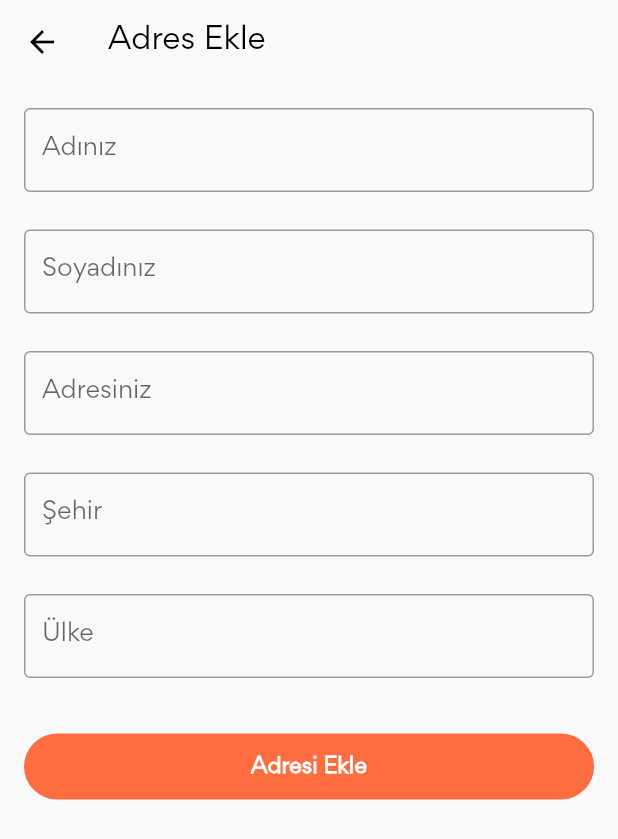
After one commit to Melike-ISIK/shop-app, a Flutter app: the UserAddressScreen screen opened by its route, after a tap on "Ekle", on a phone screen of 412 x 824 dp. The commit adds this screen. Shown: the top 839 px of the screen. Run offline on Flutter 3.47's test engine with Material 2 defaults, Android fonts, the phone set to English and light mode, and no system bars; our stand-ins replace cloud_firestore, firebase_auth, firebase_core, fluttertoast, shared_preferences, sqflite; accounts and stored records are empty; network calls fail.

Commit message:
Profil, Adres ve Adres oluşturma ekranları eklendi

```diff
--- a/lib/Constants/RouteNames.dart
+++ b/lib/Constants/RouteNames.dart
@@ -9,3 +9,6 @@ const productsByCategoryRoute = "/productsByCategory";
 const searchRoute = "/searchScreen";
 const productsByGenderRoute = "/productsByGender";
 const registerRoute = "/register";
+const userProfileRoute = "/userProfile";
+const userAddressRoute = "/userAdress";
+const addAddressRoute = "/addAddress";
--- a/lib/Helpers/FirebaseHelper.dart
+++ b/lib/Helpers/FirebaseHelper.dart
@@ -1,5 +1,6 @@
 import 'dart:async';
 
+import 'package:alisveris/Models/Address.dart';
 import 'package:alisveris/Models/Comment.dart';
 import 'package:alisveris/Models/ShoppingItem.dart';
 import 'package:cloud_firestore/cloud_firestore.dart';
@@ -85,4 +86,57 @@ class FirebaseHelper {
       rethrow;
     }
   }
+
+  Future<void> AddAddress(Address model) async {
+    CollectionReference ref =
+    await FirebaseFirestore.instance.collection('User').doc(_auth.currentUser?.uid).collection("Address");
+
+    String docId=ref.doc().id;
+
+    try {
+      ref.doc(docId).set({
+        'docId': docId,
+        'name': model.name,
+        'surname': model.surname,
+        'address': model.address,
+        'city': model.city,
+        'country': model.country,
+      });
+    } catch (e) {
+      rethrow;
+    }
+  }
+
+  Future<void> DeleteAddress(Address model) async {
+    try {
+      _firestore.collection("User")
+          .doc(_auth.currentUser?.uid)
+          .collection("Address")
+          .doc(model.docId)
+          .delete();
+    } catch (e) {
+      rethrow;
+    }
+  }
+
+  Stream<List<Address>> StreamAddress() {
+    try {
+      return _firestore
+          .collection("User")
+          .doc(_auth.currentUser?.uid)
+          .collection("Address")
+          .snapshots()
+          .map((query) {
+        final List<Address> retVal = <Address>[];
+
+        for (final DocumentSnapshot doc in query.docs) {
+          retVal.add(Address.fromDocumentSnapshot(doc));
+        }
+
+        return retVal;
+      });
+    } catch (e) {
+      rethrow;
+    }
+  }
 }
--- /dev/null
+++ b/lib/Models/Address.dart
@@ -0,0 +1,41 @@
+import 'package:cloud_firestore/cloud_firestore.dart';
+
+class Address {
+  late String docId;
+  late String name;
+  late String surname;
+  late String address;
+  late String city;
+  late String country;
+
+  Address(
+      {
+        required this.docId,
+        required this.name,
+        required this.surname,
+        required this.address,
+        required this.city,
+        required this.country,
+      });
+
+  Address.fromDocumentSnapshot(DocumentSnapshot documentSnapshot,) {
+    Map<String, dynamic> data = (documentSnapshot.data() as Map<String, dynamic>);
+    docId = documentSnapshot.id;
+    name = data["name"];
+    surname = data["surname"];
+    address = data["address"];
+    city = data["city"];
+    country = data["country"];
+  }
+
+  Map<String, dynamic> toMap() {
+    return {
+      'docId': docId,
+      'name': name,
+      'surname': surname,
+      'address': address,
+      'city': city,
+      'country': country,
+    };
+  }
+}
--- a/lib/Route/Router.dart
+++ b/lib/Route/Router.dart
@@ -3,6 +3,7 @@ import 'package:alisveris/Constants/RouteNames.dart';
 import 'package:alisveris/Models/Gender.dart';
 import 'package:alisveris/Models/Product.dart';
 import 'package:alisveris/Models/Category.dart';
+import 'package:alisveris/Screens/AddAddressScreen.dart';
 import 'package:alisveris/Screens/AllProductsScreen.dart';
 import 'package:alisveris/Screens/CategoriesScreen.dart';
 import 'package:alisveris/Screens/FavoritesScreen.dart';
@@ -14,6 +15,8 @@ import 'package:alisveris/Screens/ProductsByCategoryScreen.dart';
 import 'package:alisveris/Screens/ProductsByGender.dart';
 import 'package:alisveris/Screens/RegisterScreen.dart';
 import 'package:alisveris/Screens/SearchScreen.dart';
+import 'package:alisveris/Screens/UserAddressScreen.dart';
+import 'package:alisveris/Screens/UserProfileScreen.dart';
 import 'package:flutter/material.dart';
 
 class Router{
@@ -30,6 +33,9 @@ class Router{
       case productsByCategoryRoute: return MaterialPageRoute(builder: (context) => ProductsByCategoryScreen(category: settings.arguments as Category,));
       case productDetailRoute: return MaterialPageRoute(builder: (context) => ProductDetailScreen(product: settings.arguments as Product,));
       case registerRoute: return MaterialPageRoute(builder: (context) => RegisterScreen());
+      case userProfileRoute: return MaterialPageRoute(builder: (context) => UserProfileScreen());
+      case userAddressRoute: return MaterialPageRoute(builder: (context) => UserAddressScreen());
+      case addAddressRoute: return MaterialPageRoute(builder: (context) => AddAddressScreen());
       default:
         return MaterialPageRoute(builder: (context) => NotFoundScreen());
     }
--- /dev/null
+++ b/lib/Screens/AddAddressScreen.dart
@@ -0,0 +1,143 @@
+import 'package:alisveris/Helpers/FirebaseHelper.dart';
+import 'package:alisveris/Helpers/ToastHelper.dart';
+import 'package:alisveris/Models/Address.dart';
+import 'package:flutter/material.dart';
+
+class AddAddressScreen extends StatefulWidget {
+  const AddAddressScreen({Key? key}) : super(key: key);
+
+  @override
+  State<AddAddressScreen> createState() => _AddAddressScreenState();
+}
+
+class _AddAddressScreenState extends State<AddAddressScreen> {
+  TextEditingController cont_name = TextEditingController();
+  TextEditingController cont_surname = TextEditingController();
+  TextEditingController cont_address = TextEditingController();
+  TextEditingController cont_city = TextEditingController();
+  TextEditingController cont_country = TextEditingController();
+
+  FirebaseHelper _firebaseHelper = FirebaseHelper();
+
+  @override
+  Widget build(BuildContext context) {
+    return Scaffold(
+        appBar: CreateAppBar(),
+        body: Padding(
+            padding: const EdgeInsets.symmetric(horizontal: 16, vertical: 16),
+            child: ListView(
+              children: [
+                TextField(
+                  controller: cont_name,
+                  decoration: InputDecoration(
+                      border: OutlineInputBorder(),
+                      labelText: 'Adınız'
+                  ),
+                ),
+                SizedBox(height: 25,),
+                TextField(
+                  controller: cont_surname,
+                  decoration: InputDecoration(
+                    border: OutlineInputBorder(),
+                    labelText: 'Soyadınız',
+                  ),
+                ),
+                SizedBox(height: 25,),
+                TextField(
+                  controller: cont_address,
+                  keyboardType: TextInputType.multiline,
+                  maxLines: null,
+                  decoration: InputDecoration(
+                    border: OutlineInputBorder(),
+                    labelText: 'Adresiniz',
+                  ),
+                ),
+                SizedBox(height:25,),
+                TextField(
+                  controller: cont_city,
+                  decoration: InputDecoration(
+                    border: OutlineInputBorder(),
+                    labelText: 'Şehir',
+                  ),
+                ),
+                SizedBox(height : 25,),
+                TextField(
+                  controller: cont_country,
+                  decoration: InputDecoration(
+                    border: OutlineInputBorder(),
+                    labelText: 'Ülke',
+                  ),
+                ),
+                SizedBox(height: 35,),
+                Container(
+                  child :ElevatedButton(
+                    style: ElevatedButton.styleFrom(
+                        backgroundColor: Colors.deepOrangeAccent,
+                        elevation: 0,
+                        shape: RoundedRectangleBorder(
+                          borderRadius: BorderRadius.circular(25),
+                        )
+                    ),
+                    child: Padding(
+                      padding: const EdgeInsets.all(12.0),
+                      child: Text(
+                        'Adresi Ekle',
+                        style: TextStyle(
+                            fontWeight: FontWeight.bold
+                        ),
+                      ),
+                    ),
+                    onPressed: (){
+                      if(cont_name.text.isEmpty){
+                        ToastHelper().makeToastMessage('Lütfen adınızı giriniz. ');
+                        return;
+                      } else if(cont_surname.text.isEmpty){
+                        ToastHelper().makeToastMessage('Lütfen soyadınızı giriniz.');
+                        return;
+                      } else if(cont_address.text.isEmpty){
+                        ToastHelper().makeToastMessage('Lütfen adresinizi giriniz.');
+                        return;
+                      } else if(cont_city.text.isEmpty){
+                        ToastHelper().makeToastMessage('Lütfen şehrinizi giriniz.');
+                        return;
+                      } else if(cont_country.text.isEmpty){
+                        ToastHelper().makeToastMessage('Lütfen ülkenizi yazın .');
+                        return;
+                      }
+                      _firebaseHelper.AddAddress(
+                          Address(
+                            docId: '',
+                            name: cont_name.text,
+                            surname: cont_surname.text,
+                            address: cont_address.text,
+                            city: cont_city.text,
+                            country: cont_country.text,
+                          )
+                      );
+                      Navigator.of(context).pop();
+                    },
+
+                  ),
+                ),
+
+              ],
+            )
+        )
+
+    );
+  }
+}
+
+AppBar CreateAppBar(){
+  return AppBar(
+    iconTheme: IconThemeData(color: Colors.black),
+    title: Text(
+      'Adres Ekle',
+      style: TextStyle(
+          color: Colors.black
+      ),
+    ),
+    backgroundColor: Colors.transparent,
+    elevation: 0,
+  );
+}
--- /dev/null
+++ b/lib/Screens/UserAddressScreen.dart
@@ -0,0 +1,118 @@
+import 'package:alisveris/Constants/RouteNames.dart';
+import 'package:alisveris/Helpers/FirebaseHelper.dart';
+import 'package:alisveris/Models/Address.dart';
+import 'package:cloud_firestore/cloud_firestore.dart';
+import 'package:flutter/material.dart';
+import 'package:http/http.dart';
+import 'package:shared_preferences/shared_preferences.dart';
+
+class UserAddressScreen extends StatefulWidget {
+  const UserAddressScreen({Key? key}) : super(key: key);
+
+  @override
+  State<UserAddressScreen> createState() => _UserAddressScreenState();
+}
+
+class _UserAddressScreenState extends State<UserAddressScreen> {
+  @override
+  FirebaseFirestore _firestore = FirebaseFirestore.instance;
+  FirebaseHelper _firebaseHelper = FirebaseHelper();
+  late SharedPreferences prefs;
+  bool isLogged = false;
+  String userName = "";
+
+  Future getPrefs() async {
+    prefs = await SharedPreferences.getInstance();
+
+    setState(() {
+      isLogged = prefs.getBool('isLogged')!;
+      userName = prefs.getString('name')!;
+    });
+  }
+
+  @override
+  void initState() {
+    // TODO: implement initState
+    super.initState();
+    getPrefs();
+  }
+
+  Widget build(BuildContext context) {
+    return Scaffold(
+      appBar: CreateAppBar(),
+      body: Column(
+          children: [
+            Expanded(
+                child: StreamBuilder(
+                  stream: _firebaseHelper.StreamAddress(),
+                  builder: (BuildContext context , AsyncSnapshot <List<Address>> snapshot){
+                    if (!snapshot.hasData) return CircularProgressIndicator();
+
+                    List<Address>? addressList = snapshot.data;
+
+                    if(addressList!.isEmpty) return Center (
+                        child: Text(
+                          'Kayıtlı bir adres bulunmamaktadır. ',
+                        ));
+
+                    return ListView.separated(
+                      itemCount: addressList.length,
+                      separatorBuilder: (context , index) => Divider(),
+                      itemBuilder: (context, index){
+                        Address address = addressList[index];
+
+                        return Card(
+                          child: ListTile(
+                            leading: Icon(Icons.home_outlined),
+                            title: Row(
+                              children: [
+                                Text(address.name),
+                                SizedBox(width : 5),
+                                Text(address.surname),
+                              ],
+                            ),
+                            subtitle: Column(
+                                crossAxisAlignment: CrossAxisAlignment.start,
+                                children: [
+                                  Text(address.address),
+                                  Text(address.city),
+                                  Text(address.country),
+                                ]),
+                            trailing: IconButton(
+                                icon : Icon(Icons.cancel),
+                                onPressed :() {
+                                  _firebaseHelper.DeleteAddress(address);
+                                }),
+                          ),
+                        );
+                      },
+                    );
+                  },
+                )),
+            Padding(
+                padding: EdgeInsets.all(11.0),
+                child: ElevatedButton(
+                  style:ElevatedButton.styleFrom( primary: Colors.deepOrange),
+                  onPressed: () {
+                    Navigator.pushNamed(context, addAddressRoute);
+                  },
+                  child: Text('Ekle'),
+
+                ))]),
+    );
+  }
+
+  AppBar CreateAppBar(){
+    return AppBar(
+      iconTheme: IconThemeData(color: Colors.black),
+      title: Text(
+        'Kayıtlı Adreslerim',
+        style: TextStyle(
+            color: Colors.black
+        ),
+      ),
+      elevation: 0,
+      backgroundColor: Colors.transparent,
+    );
+  }
+}
```
Also changed, not shown: lib/Components/BottomBarRouter.dart (+7 -1 lines), lib/Screens/UserProfileScreen.dart (added, +125 -0 lines).
